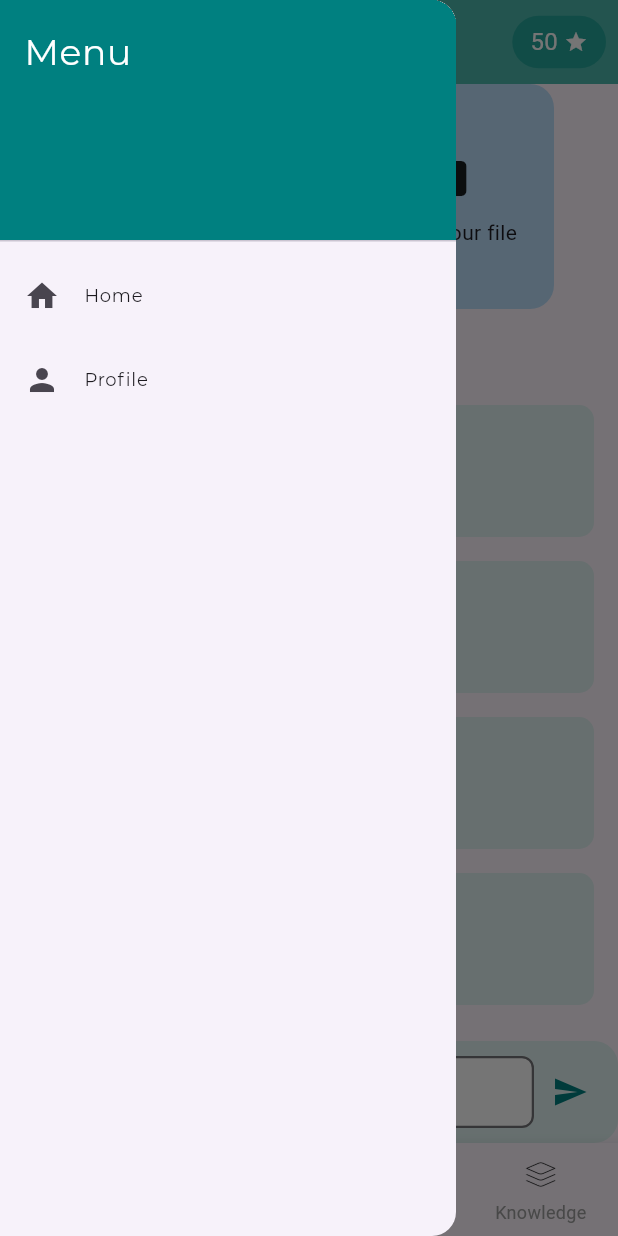
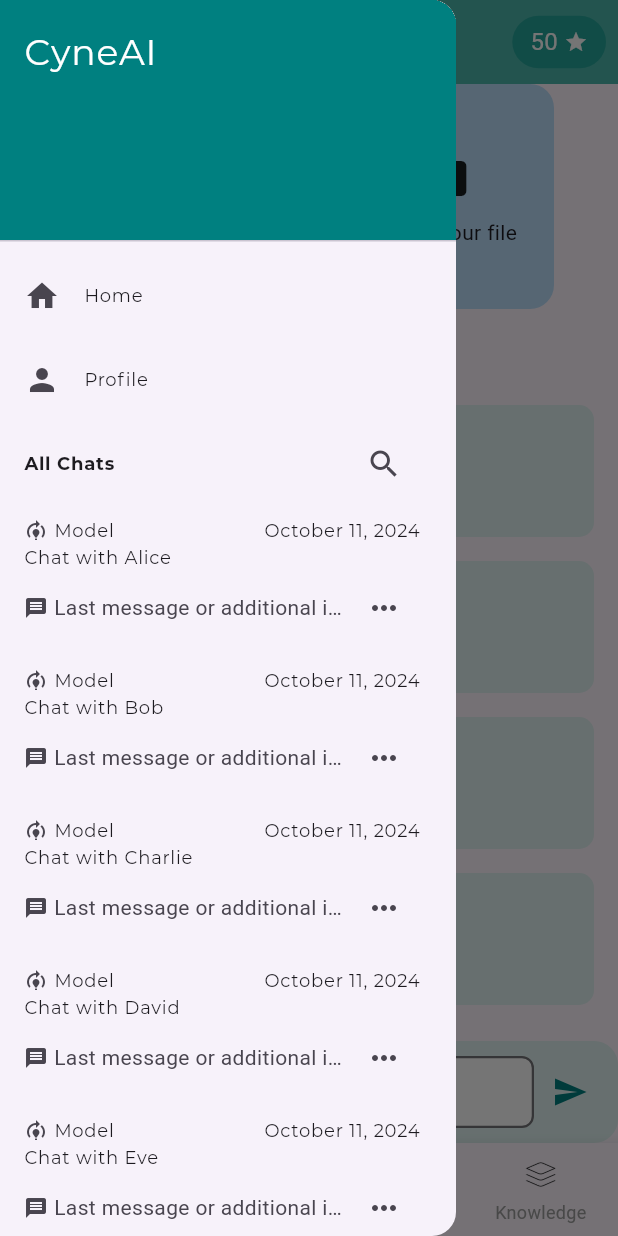
Before and after one commit to HTNam1008/jarviss, a Flutter app: the MainView screen opened by its route, scrolled down 101 dp, after a tap on the "menu" icon, on a phone screen of 412 x 824 dp. Run offline on Flutter 3.47's test engine with Material 3 defaults, Android fonts, the phone set to English and light mode, and no system bars; our stand-ins replace dartz, device_info, dio, freezed_annotation, internet_connection_checker, pretty_dio_logger and 2 more; accounts and stored records are empty; generated files the repository leaves out were written again; project files that could hold a hidden picture were left out.

Commit message:
fea: add navigation bottom bar and chat history in left side bar

```diff
--- /dev/null
+++ b/lib/presentation/chat/chat_view.dart
@@ -0,0 +1,136 @@
+import 'package:flutter/material.dart';
+import 'package:jarvis/presentation/common/chat_input_box.dart';
+import 'package:jarvis/presentation/resources/color_manager.dart';
+import 'package:jarvis/presentation/resources/font_manager.dart';
+import 'package:jarvis/presentation/resources/values_manager.dart';
+
+class ChatView extends StatefulWidget {
+  const ChatView({super.key});
+
+  @override
+  State<ChatView> createState() => _ChatViewState();
+}
+
+class _ChatViewState extends State<ChatView> {
+  final TextEditingController _chatController = TextEditingController();
+
+  @override
+  Widget build(BuildContext context) {
+    return SafeArea(
+      child: Column(
+        children: [
+          Expanded(
+            child: SingleChildScrollView(
+              padding: const EdgeInsets.all(AppSize.s16),
+              child: Column(
+                crossAxisAlignment: CrossAxisAlignment.start,
+                children: [
+                  Text(
+                    'Hi, good afternoon!',
+                    style: TextStyle(
+                        fontSize: AppSize.s24,
+                        fontWeight: FontWeightManager.bold),
+                  ),
+                  SizedBox(height: AppSize.s8),
+                  Text(
+                    'I\'m a chatbot.',
+                    style: TextStyle(
+                        fontSize: AppSize.s16, color: ColorManager.grey),
+                  ),
+                  SizedBox(height: AppSize.s20),
+                  Row(
+                    mainAxisAlignment: MainAxisAlignment.spaceEvenly,
+                    children: [
+                      _buildUploadButton(
+                        icon: Icons.image,
+                        label: 'Upload your image',
+                        color: Colors.teal.shade100,
+                      ),
+                      _buildUploadButton(
+                        icon: Icons.folder,
+                        label: 'Upload your file',
+                        color: Colors.blue.shade100,
+                      ),
+                    ],
+                  ),
+                  SizedBox(height: AppSize.s20),
+                  Text('You can ask me like this',
+                      style: TextStyle(fontSize: AppSize.s18)),
+                  SizedBox(height: AppSize.s10),
+                  ListView(
+                    physics: NeverScrollableScrollPhysics(),
+                    shrinkWrap: true,
+                    children: [
+                      _buildSuggestion(
+                          'Write an email', 'to submission project'),
+                      _buildSuggestion('Suggest events', 'for this summer'),
+                      _buildSuggestion('List some books',
+                          'related to adventure'),
+                      _buildSuggestion('Explain an issue',
+                          'why the earth is round'),
+                    ],
+                  ),
+                ],
+              ),
+            ),
+          ),
+          ChatInputBox(
+            controller: _chatController,
+            onSend: _sendMessage,
+          ),
+        ],
+      ),
+    );
+  }
+
+  Widget _buildUploadButton({
+    required IconData icon,
+    required String label,
+    required Color color,
+  }) {
+    return GestureDetector(
+      onTap: () {
+        // Logic khi nhấn nút upload
+      },
+      child: Container(
+        width: 150,
+        height: 150,
+        decoration: BoxDecoration(
+          color: color,
+          borderRadius: BorderRadius.circular(AppSize.s16),
+        ),
+        child: Column(
+          mainAxisAlignment: MainAxisAlignment.center,
+          children: [
+            Icon(icon, size: AppSize.s40),
+            SizedBox(height: AppSize.s8),
+            Text(label),
+          ],
+        ),
+      ),
+    );
+  }
+
+  Widget _buildSuggestion(String title, String subtitle) {
+    return Container(
+      margin: const EdgeInsets.symmetric(vertical: AppSize.s8),
+      child: ListTile(
+        title: Text(title),
+        subtitle: Text(subtitle),
+        tileColor: Colors.teal.shade50,
+        shape: RoundedRectangleBorder(
+          borderRadius: BorderRadius.circular(AppSize.s10),
+        ),
+        contentPadding: const EdgeInsets.symmetric(horizontal: AppSize.s16, vertical: AppSize.s8),
+      ),
+    );
+  }
+
+  void _sendMessage() {
+    String message = _chatController.text;
+    if (message.isNotEmpty) {
+      print('User message: $message');
+      _chatController.clear();
+    }
+  }
+}
--- a/lib/presentation/common/custome_header_bar.dart
+++ b/lib/presentation/common/custome_header_bar.dart
@@ -17,16 +17,11 @@
     return AppBar(
       backgroundColor: Colors.teal.shade300,
       elevation: 0,
-      leading: leading ??
-          IconButton(
-            icon: Icon(Icons.menu, color: Colors.white),
-            onPressed: () {
-              Scaffold.of(context).openDrawer();
-            },
-          ),
+      leading: leading,
       title: centerWidget,
       centerTitle: centerTitle,
       actions: actions ?? [],
+      automaticallyImplyLeading: false,
     );
   }
 
--- a/lib/presentation/main/main_view.dart
+++ b/lib/presentation/main/main_view.dart
@@ -1,7 +1,10 @@
 import 'package:flutter/material.dart';
+import 'package:jarvis/presentation/chat/chat_view.dart';
+import 'package:jarvis/presentation/chatbot/create_bot/create_bot_view.dart';
+import 'package:jarvis/presentation/chatbot/main_chatbot_view.dart';
 import 'package:jarvis/presentation/common/bottom_navigation.dart';
-import 'package:jarvis/presentation/common/chat_input_box.dart';
 import 'package:jarvis/presentation/common/custome_header_bar.dart';
+import 'package:jarvis/presentation/knowledge/knowledge_view.dart';
 import 'package:jarvis/presentation/resources/color_manager.dart';
 import 'package:jarvis/presentation/resources/font_manager.dart';
 import 'package:jarvis/presentation/resources/values_manager.dart';
@@ -13,36 +16,65 @@
 
 class _MainViewState extends State<MainView> {
   int _currentIndex = 0;
-  final TextEditingController _chatController = TextEditingController();
+  bool _isSearching = false;
+  String _searchText = '';
 
-  void _onItemTapped(int index) {
+  final GlobalKey<ScaffoldState> _scaffoldKey = GlobalKey<ScaffoldState>();
+  final FocusNode _focusNode = FocusNode(); // FocusNode to manage focus
+
+  final List<String> _chatHistoryTitle = [
+    'Chat with Alice',
+    'Chat with Bob',
+    'Chat with Charlie',
+    'Chat with David',
+    'Chat with Eve',
+    'Chat with Frank',
+    'Chat with Grace',
+    'Chat with Heidi',
+    'Chat with Ivan',
+    'Chat with Judy',
+  ];
+
+  List<Widget> body = [
+    const ChatView(),
+    const ChatbotView(),
+    const CreateBotView(),
+    const KnowledgeView(),
+  ];
+
+  @override
+  void initState() {
+    super.initState();
+    _focusNode.addListener(() {
+      if (!_focusNode.hasFocus) {
         setState(() {
-      _currentIndex = index;
+          _isSearching = false; // Close search bar when focus is lost
+          // _searchText = ''; // Optionally clear the search text
         });
-    // Thực hiện logic điều hướng theo index (ví dụ: chuyển màn hình)
+      }
+    });
   }
 
-  void _sendMessage() {
-    String message = _chatController.text;
-    if (message.isNotEmpty) {
-      print('User message: $message');
-      _chatController.clear();
-    }
+  @override
+  void dispose() {
+    _focusNode.dispose();
+    super.dispose();
   }
 
   @override
   Widget build(BuildContext context) {
     return Scaffold(
+      key: _scaffoldKey,
       drawer: Drawer(
         child: ListView(
           padding: EdgeInsets.zero,
-          children: <Widget>[
+          children: [
             DrawerHeader(
               decoration: BoxDecoration(
                 color: ColorManager.teal,
               ),
               child: Text(
-                'Menu',
+                'CyneAI',
                 style: TextStyle(
                   color: ColorManager.white,
                   fontSize: AppSize.s24,
@@ -59,113 +91,136 @@
               title: Text('Profile'),
               onTap: () {},
             ),
+            ListTile(
+              title: _isSearching
+                  ? TextField(
+                      focusNode: _focusNode,
+                      onChanged: (text) {
+                        setState(() {
+                          _searchText = text; // Update search text
+                        });
+                      },
+                      decoration: InputDecoration(
+                        hintText: 'Search chats...',
+                        border: OutlineInputBorder(),
+                      ),
+                    )
+                  : Text('All Chats',
+                      style: TextStyle(
+                        fontWeight: FontWeightManager.bold,
+                      )),
+              trailing: IconButton(
+                onPressed: () {
+                  setState(() {
+                    _isSearching = !_isSearching; // Toggle search bar
+                    if (!_isSearching) {
+                      _searchText = ''; // Clear search text when closing
+                    }
+                  });
+                },
+                icon: Icon(Icons.search),
+              ),
+            ),
+            // ListView for chat history
+            ListView.builder(
+              padding: EdgeInsets.only(top: 0),
+              shrinkWrap: true, // Important for nested ListView
+              physics: NeverScrollableScrollPhysics(),
+              itemCount: _chatHistoryTitle.length,
+              itemBuilder: (context, index) {
+                // Filter chat history based on search text
+                // if (_isSearching && !_chatHistory[index].toLowerCase().contains(_searchText.toLowerCase())) {
+                //   return Container(); // Skip this item
+                // }
+                return ListTile(
+                  title: Column(
+                    crossAxisAlignment: CrossAxisAlignment.start,
+                    children: [
+                      Row(
+                        mainAxisAlignment: MainAxisAlignment.spaceBetween,
+                        children: [
+                          Row(
+                            children: [
+                              Icon(Icons.model_training, size: 16),
+                              SizedBox(width: 4),
+                              Container(child: Text('Model', style: TextStyle(fontSize: 12))),
+                            ],
+                          ),
+                          Text("October 11, 2024"),
+                        ],
+                      ),
+                      Container(
+                        constraints: BoxConstraints(maxWidth: double.infinity),
+                        child: Text(
+                          _chatHistoryTitle[index],
+                          overflow: TextOverflow.ellipsis,
+                        ),
+                      ),
+                    ],
+                  ),
+                  subtitle: Row(
+                    children: [
+                      Icon(Icons.message, size: 16),
+                      SizedBox(width: 4),
+                      Flexible(
+                        child: Text(
+                          'Last message or additional info',
+                          overflow: TextOverflow.ellipsis,
+                        ),
+                      ),
+                      IconButton(onPressed: () {}, icon: Icon(Icons.more_horiz))
+                    ],
+                  ),
+                  onTap: () {
+                    // Add action on tap, e.g., navigate to chat details
+                  },
+                );
+              },
+            ),
           ],
         ),
       ),
-      appBar: CustomHeaderBar(
+      appBar: _currentIndex == 0
+          ? CustomHeaderBar(
               centerWidget: DropdownButton<String>(
                 value: 'GPT-4.0',
                 dropdownColor: ColorManager.teal,
                 style: TextStyle(color: ColorManager.white),
                 underline: const SizedBox(),
-
-          onChanged: (String? newValue) {
-
-          },
-          items: <String>['GPT-4.0', 'GPT-3.5', 'Gemini']
-              .map<DropdownMenuItem<String>>((String value) {
+                onChanged: (String? newValue) {},
+                items: <String>['GPT-4.0', 'GPT-3.5', 'Gemini'].map<DropdownMenuItem<String>>((String value) {
                   return DropdownMenuItem<String>(
                     value: value,
                     child: Text(value),
                   );
                 }).toList(),
               ),
+              leading: IconButton(
+                icon: Icon(Icons.menu, color: Colors.white),
+                onPressed: () {
+                  _scaffoldKey.currentState?.openDrawer();
+                },
+              ),
               actions: [
                 Container(
                   margin: EdgeInsets.only(right: AppSize.s8),
-            padding: EdgeInsets.symmetric(
-                horizontal: AppSize.s12, vertical: AppSize.s6),
+                  padding: EdgeInsets.symmetric(horizontal: AppSize.s12, vertical: AppSize.s6),
                   decoration: BoxDecoration(
                     color: Colors.teal[400],
                     borderRadius: BorderRadius.circular(20.0),
                   ),
                   child: Row(
                     children: [
-                Text('50',
-                    style: TextStyle(
-                        color: ColorManager.white, fontSize: AppSize.s16)),
+                      Text('50', style: TextStyle(color: ColorManager.white, fontSize: AppSize.s16)),
                       SizedBox(width: AppSize.s4),
                       Icon(Icons.star, color: ColorManager.white, size: AppSize.s16),
                     ],
                   ),
                 ),
               ],
-      ),
-      body: SafeArea(
-        child: Column(
-          children: [
-            Expanded(
-              child: SingleChildScrollView(
-                padding: const EdgeInsets.all(AppSize.s16),
-                child: Column(
-                  crossAxisAlignment: CrossAxisAlignment.start,
-                  children: [
-                    Text(
-                      'Hi, good afternoon!',
-                      style: TextStyle(
-                          fontSize: AppSize.s24,
-                          fontWeight: FontWeightManager.bold),
-                    ),
-                    SizedBox(height: AppSize.s8),
-                    Text(
-                      'I\'m a chatbot.',
-                      style: TextStyle(
-                          fontSize: AppSize.s16, color: ColorManager.grey),
-                    ),
-                    SizedBox(height: AppSize.s20),
-                    Row(
-                      mainAxisAlignment: MainAxisAlignment.spaceEvenly,
-                      children: [
-                        _buildUploadButton(
-                          icon: Icons.image,
-                          label: 'Upload your image',
-                          color: Colors.teal.shade100,
-                        ),
-                        _buildUploadButton(
-                          icon: Icons.folder,
-                          label: 'Upload your file',
-                          color: Colors.blue.shade100,
-                        ),
-                      ],
-                    ),
-                    SizedBox(height: AppSize.s20),
-                    Text('You can ask me like this',
-                        style: TextStyle(fontSize: AppSize.s18)),
-                    SizedBox(height: AppSize.s10),
-                    ListView(
-                      physics: NeverScrollableScrollPhysics(),
-                      shrinkWrap: true,
-                      children: [
-                        _buildSuggestion(
-                            'Write an email', 'to submission project'),
-                        _buildSuggestion('Suggest events', 'for this summer'),
-                        _buildSuggestion('List some books',
-                            'related to adventure'),
-                        _buildSuggestion('Explain an issue',
-                            'why the earth is round'),
-                      ],
-                    ),
-                  ],
-                ),
-              ),
-            ),
-            ChatInputBox(
-              controller: _chatController,
-              onSend: _sendMessage,
-            ),
-          ],
-        ),
-      ),
+            )
+          : null,
+      body: body[_currentIndex],
       bottomNavigationBar: BottomNavigation(
         currentIndex: _currentIndex,
         onTap: _onItemTapped,
@@ -173,46 +228,9 @@
     );
   }
 
-  Widget _buildUploadButton({
-    required IconData icon,
-    required String label,
-    required Color color,
-  }) {
-    return GestureDetector(
-      onTap: () {
-        // Logic khi nhấn nút upload
-      },
-      child: Container(
-        width: 150,
-        height: 150,
-        decoration: BoxDecoration(
-          color: color,
-          borderRadius: BorderRadius.circular(AppSize.s16),
-        ),
-        child: Column(
-          mainAxisAlignment: MainAxisAlignment.center,
-          children: [
-            Icon(icon, size: AppSize.s40),
-            SizedBox(height: AppSize.s8),
-            Text(label),
-          ],
-        ),
-      ),
-    );
-  }
-
-  Widget _buildSuggestion(String title, String subtitle) {
-    return Container(
-      margin: const EdgeInsets.symmetric(vertical: AppSize.s8),
-      child: ListTile(
-        title: Text(title),
-        subtitle: Text(subtitle),
-        tileColor: Colors.teal.shade50,
-        shape: RoundedRectangleBorder(
-          borderRadius: BorderRadius.circular(AppSize.s10),
-        ),
-        contentPadding: const EdgeInsets.symmetric(horizontal: AppSize.s16, vertical: AppSize.s8),
-      ),
-    );
+  void _onItemTapped(int index) {
+    setState(() {
+      _currentIndex = index;
+    });
   }
 }
--- a/lib/presentation/resources/route_manager.dart
+++ b/lib/presentation/resources/route_manager.dart
@@ -1,4 +1,5 @@
 import 'package:flutter/material.dart';
+import 'package:jarvis/presentation/chatbot/main_chatbot_view.dart';
 import 'package:jarvis/presentation/forgot_password/forgot_password.dart';
 import 'package:jarvis/presentation/getting_started/getting_started.dart';
 import 'package:jarvis/presentation/login/login.dart';
@@ -16,7 +17,7 @@
   static const String registerRoute = "/register";
   static const String forgotPasswordRoute = "/forgotPassword";
   static const String mainRoute = "/main";
-  static const String storeDetailsRoute = "/storeDetails";
+  static const String chatbotRoute = "/chatbotRoute";
 }
 
 class RouteGenerator {
@@ -34,8 +35,8 @@
         return MaterialPageRoute(builder: (_) => const ForgotPasswordView());
       case Routes.mainRoute:
         return MaterialPageRoute(builder: (_) => MainView());
-      case Routes.storeDetailsRoute:
-        return MaterialPageRoute(builder: (_) => const StoreDetailsView());
+      case Routes.chatbotRoute:
+        return MaterialPageRoute(builder: (_) => ChatbotView());
       default:
         return UndefinedRoute();
     }
--- a/lib/presentation/resources/theme_manager.dart
+++ b/lib/presentation/resources/theme_manager.dart
@@ -15,7 +15,7 @@
     disabledColor: ColorManager.grey1,
     // old accent color
     colorScheme: theme.colorScheme.copyWith(secondary: ColorManager.grey),
-    splashColor: ColorManager.primaryOpacity70, // will be used incase of disabled button for example
+    // splashColor: ColorManager.primaryOpacity70, // will be used incase of disabled button for example
 
     // card view theme
     cardTheme: CardTheme(
@@ -29,7 +29,7 @@
       centerTitle: true,
       color: ColorManager.primary,
       elevation: AppSize.s4,
-      shadowColor: ColorManager.primaryOpacity70,
+      // shadowColor: ColorManager.primaryOpacity70,
       titleTextStyle:
           getRegularStyle(color: ColorManager.white, fontSize: FontSize.s16),
     ),
@@ -38,7 +38,7 @@
     buttonTheme: ButtonThemeData(
       shape: const StadiumBorder(),
       disabledColor: ColorManager.grey,
-      splashColor: ColorManager.primaryOpacity70,
+      // splashColor: ColorManager.primaryOpacity70,
       buttonColor: ColorManager.primary,
     ),
 
```
Also changed, not shown: lib/presentation/chatbot/create_bot/create_bot_view.dart (added, +15 -0 lines), lib/presentation/chatbot/main_chatbot_view.dart (added, +180 -0 lines), lib/presentation/knowledge/knowledge_view.dart (added, +15 -0 lines). Lines whose indentation alone changed are shown as unchanged.
